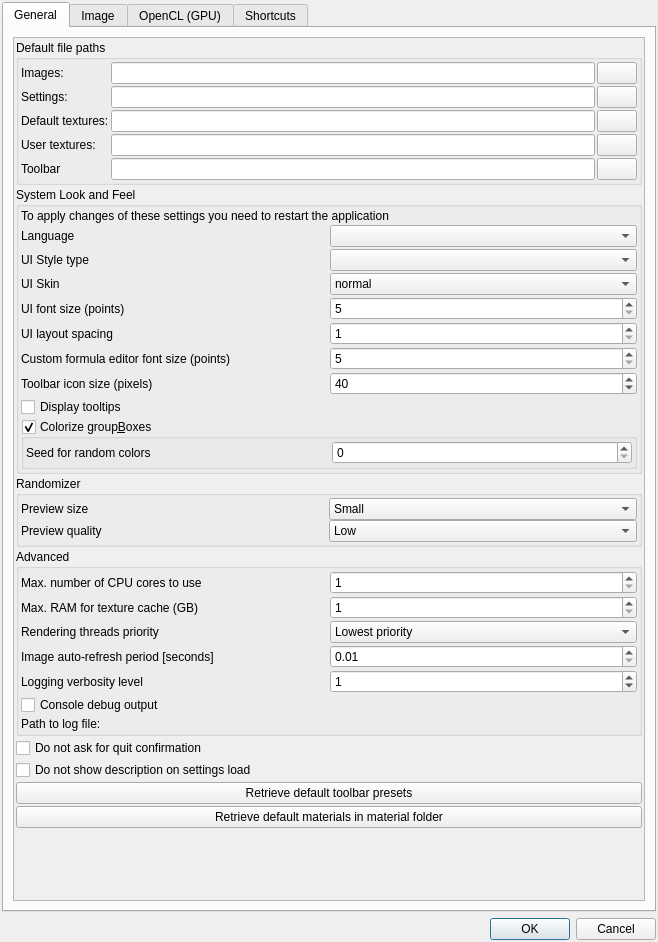
Old version of the form mandelbulber2/qt/preferences_dialog.ui in the repository buddhi1980/mandelbulber2.
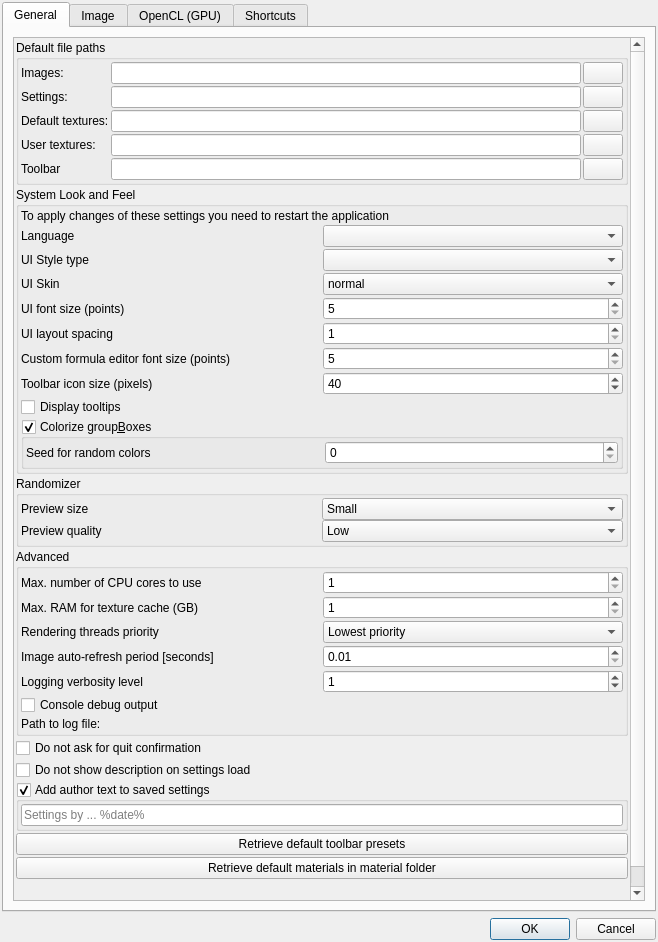
New version of the form. Icons and pictures are not drawn. Custom widgets are drawn as their Qt base class.

Commit message:
feat: optional author text in saved settings (#299)
New preferences option adds a user-defined author text (with optional %date% and %time%) as a line of the scene description when settings are saved from the menu or to the clipboard. The line shows in the Description tab, is updated instead of duplicated on later saves, and is never added to autosave, queue, NetRender or command line files. Adds QtTest settingsAuthorText.

```diff
--- a/mandelbulber2/qt/preferences_dialog.ui
+++ b/mandelbulber2/qt/preferences_dialog.ui
@@ -826,6 +826,43 @@
              </property>
             </widget>
            </item>
+           <item>
+            <widget class="MyGroupBox" name="groupCheck_settings_author_text_enabled">
+             <property name="toolTip">
+              <string>&lt;p&gt;Adds the author text to the description of the scene when the settings are saved with &lt;b&gt;Save settings&lt;/b&gt; or &lt;b&gt;Save settings to clipboard&lt;/b&gt;. The text also appears in the &lt;b&gt;Description&lt;/b&gt; tab, where it can be edited for that file.&lt;/p&gt;</string>
+             </property>
+             <property name="title">
+              <string>Add author text to saved settings</string>
+             </property>
+             <property name="checkable">
+              <bool>true</bool>
+             </property>
+             <layout class="QVBoxLayout" name="verticalLayout_settings_author_text">
+              <property name="leftMargin">
+               <number>2</number>
+              </property>
+              <property name="topMargin">
+               <number>2</number>
+              </property>
+              <property name="rightMargin">
+               <number>2</number>
+              </property>
+              <property name="bottomMargin">
+               <number>2</number>
+              </property>
+              <item>
+               <widget class="MyLineEdit" name="text_settings_author_text">
+                <property name="toolTip">
+                 <string>&lt;p&gt;Text added as a line of the description, e.g. the author name or a Creative Commons statement. &lt;b&gt;%date%&lt;/b&gt; and &lt;b&gt;%time%&lt;/b&gt; are replaced by the date and time of saving. Saving the same file again updates that line instead of adding a second one.&lt;/p&gt;</string>
+                </property>
+                <property name="placeholderText">
+                 <string>Settings by ... %date%</string>
+                </property>
+               </widget>
+              </item>
+             </layout>
+            </widget>
+           </item>
            <item>
             <widget class="QPushButton" name="pushButton_retrieve_toolbar">
              <property name="toolTip">
```
Left out of the diff: 2 changed lines with no effect on the pictures. The commit also changes 6 other files.
